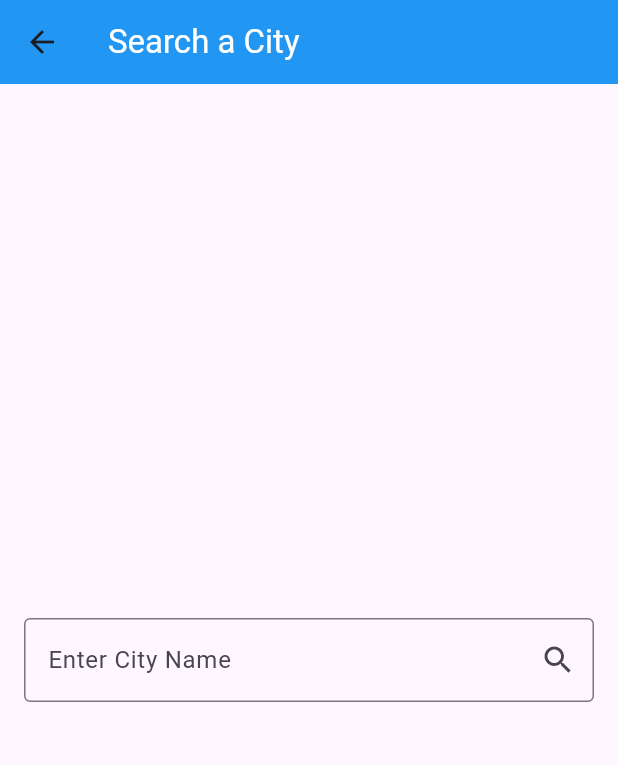
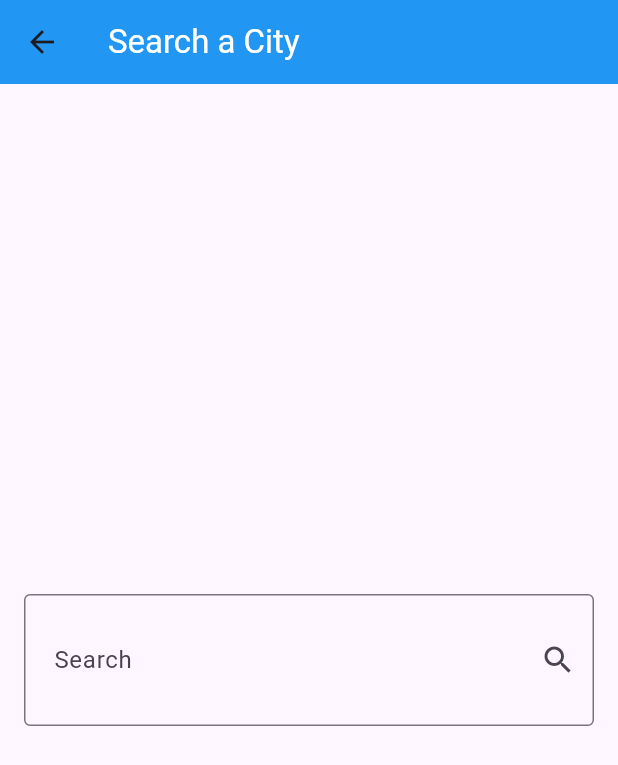
Before and after one commit to AndrewSafwat90/gitweather1, a Flutter app: the SearchView screen opened directly, on a phone screen of 412 x 824 dp. Shown: the top 765 px of the screen. Run offline on Flutter 3.47's test engine with Material 3 defaults, Android fonts, the light colour scheme and no system bars.

Commit message:
to vid 6

```diff
--- a/lib/views/searchview.dart
+++ b/lib/views/searchview.dart
@@ -18,6 +18,9 @@ class SearchView extends StatelessWidget {
         child: Center(
             child: TextField(
           decoration: InputDecoration(
+              contentPadding:
+                  EdgeInsets.symmetric(vertical: 32, horizontal: 16),
+              labelText: 'Search',
               suffixIcon: Icon(Icons.search),
               hintText: 'Enter City Name',
               border: OutlineInputBorder()),
```
